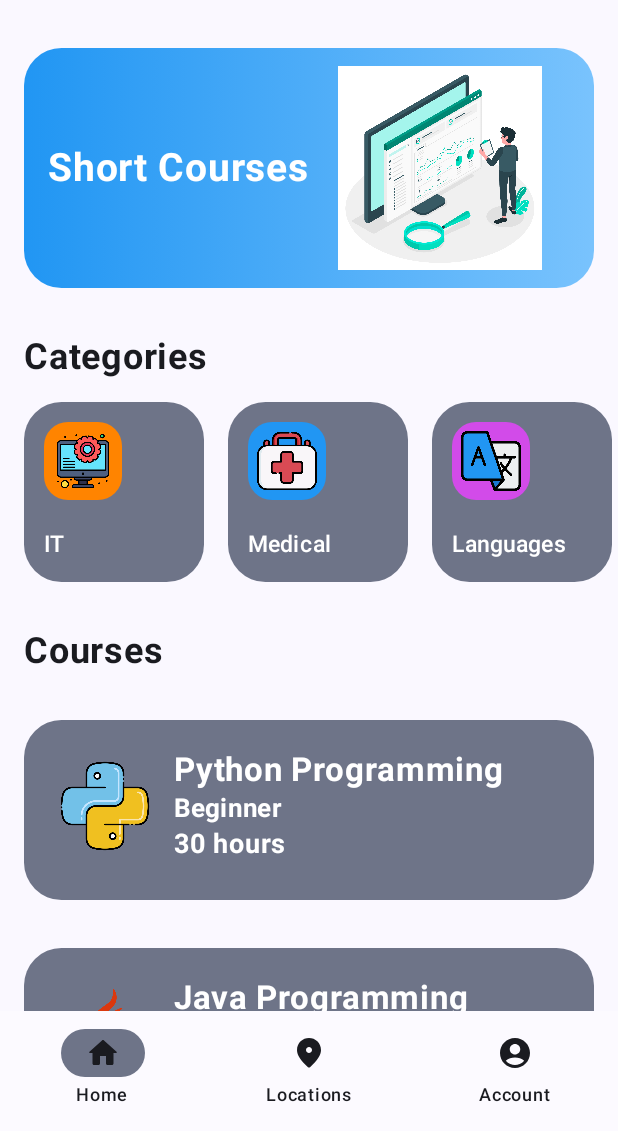
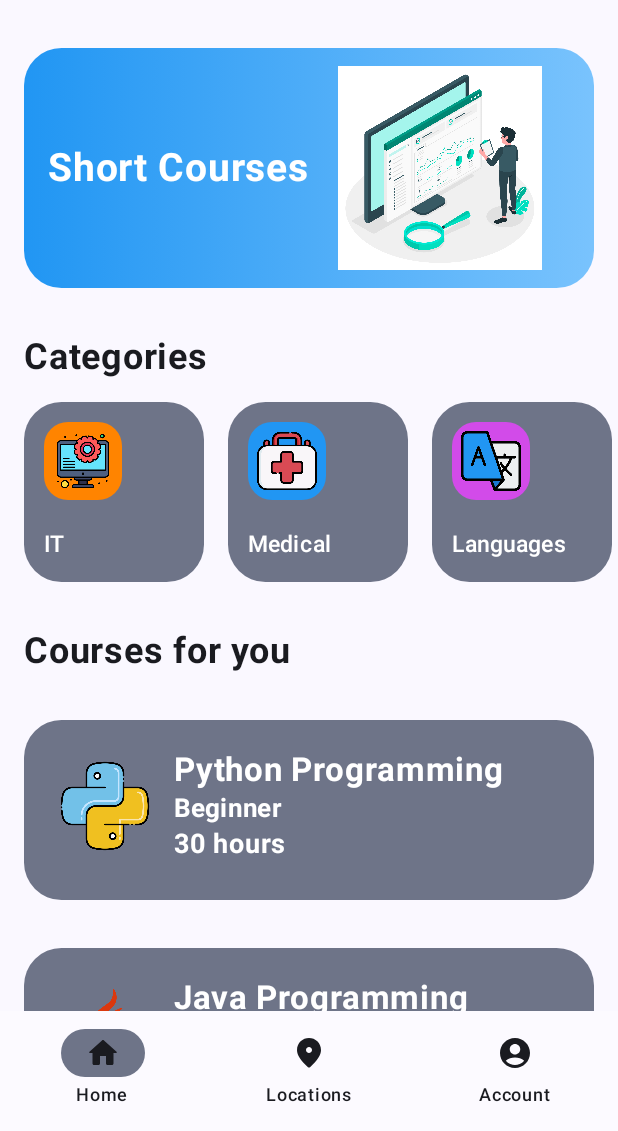
Before and after one commit to avii47/MAD-LearningHubKt, an Android app built with Jetpack Compose: the screen it shows after launch (MainActivity), on a phone screen of 412 x 824 dp, the part 105-1236 px from its top. Run offline under Robolectric (Android 15) with nearby library versions, the phone set to English and light mode, and no system bars; our stand-ins replace accompanist.

Commit message:
Change "Courses" to "Courses for you" in home screen

```diff
--- a/app/src/main/java/com/example/mad_learninghubkt/HomeScreen.kt
+++ b/app/src/main/java/com/example/mad_learninghubkt/HomeScreen.kt
@@ -302,7 +302,7 @@ val courseList = listOf(
 fun CourseSection() {
     Column {
         Text(
-            text = "Courses",
+            text = "Courses for you",
             fontSize = 24.sp,
             color = MaterialTheme.colorScheme.onBackground,
             fontWeight = FontWeight.Bold,
```
